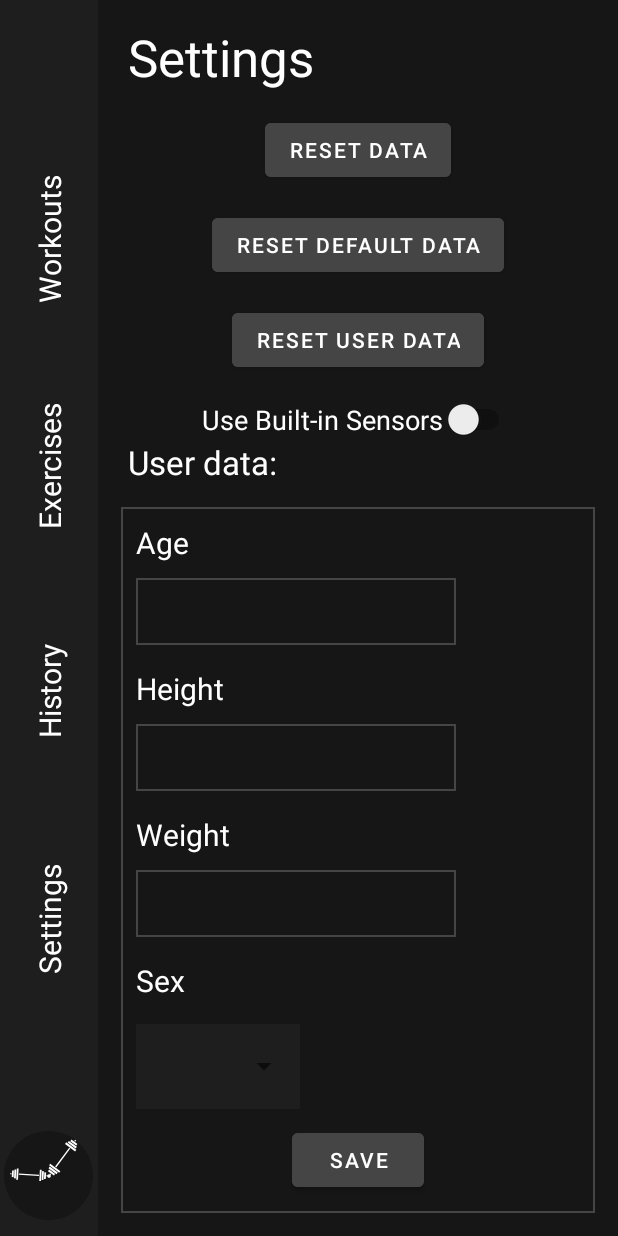
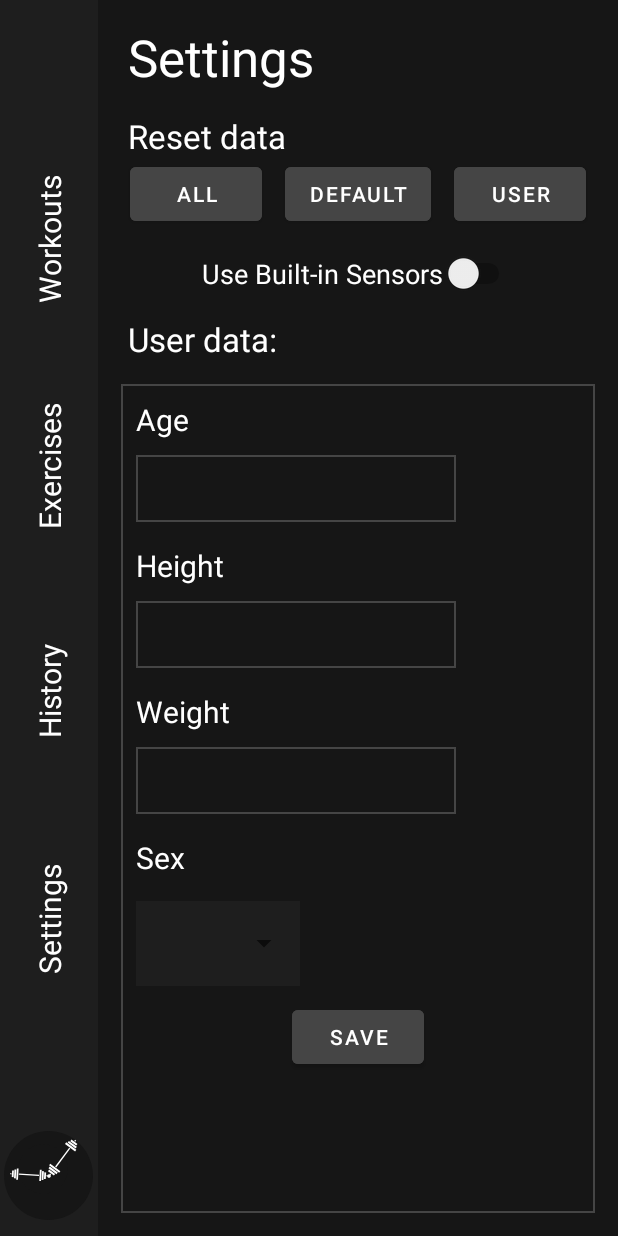
Before and after one commit to nekar5/TrainingCompanion, an Android app: the screen it shows after launch (MainActivity), after a tap on "Settings", on a phone screen of 412 x 824 dp. Run offline under Robolectric (Android 15) with nearby library versions, the phone set to English and light mode, and no system bars; our stand-ins replace data binding; 1 statement that could not run was skipped.

Commit message:
layout fixes

```diff
--- a/app/src/main/AndroidManifest.xml
+++ b/app/src/main/AndroidManifest.xml
@@ -18,6 +18,8 @@
         <activity
             android:name=".MainActivity"
             android:exported="true"
+            android:screenOrientation="portrait"
+            android:windowSoftInputMode="adjustPan"
             android:theme="@style/Theme.TrainingCompanion.NoActionBar">
             <intent-filter>
                 <action android:name="android.intent.action.MAIN" />
--- a/app/src/main/res/layout/fragment_settings.xml
+++ b/app/src/main/res/layout/fragment_settings.xml
@@ -37,52 +37,57 @@
                 app:layout_constraintStart_toStartOf="parent"
                 app:layout_constraintTop_toTopOf="parent" />
 
+            <TextView
+                android:id="@+id/textView7"
+                android:layout_width="wrap_content"
+                android:layout_height="wrap_content"
+                android:layout_marginTop="15dp"
+                android:text="@string/reset_data"
+                android:textSize="22sp"
+                android:textColor="@color/white"
+                app:layout_constraintStart_toStartOf="@+id/textView2"
+                app:layout_constraintTop_toBottomOf="@+id/textView2" />
+
             <LinearLayout
                 android:id="@+id/linearLayout"
                 android:layout_width="0dp"
                 android:layout_height="wrap_content"
                 android:layout_marginStart="20dp"
-                android:layout_marginTop="15dp"
                 android:layout_marginEnd="20dp"
                 android:baselineAligned="false"
                 android:gravity="center"
-                android:orientation="vertical"
+                android:orientation="horizontal"
                 app:layout_constraintEnd_toEndOf="parent"
                 app:layout_constraintStart_toStartOf="parent"
-                app:layout_constraintTop_toBottomOf="@+id/textView2">
+                app:layout_constraintTop_toBottomOf="@+id/textView7">
 
                 <Button
                     android:id="@+id/resetAllDataButton"
                     android:layout_width="wrap_content"
                     android:layout_height="wrap_content"
                     android:backgroundTint="@color/mid_grey"
-                    android:text="@string/reset_data"
-                    android:textColor="@color/white"
-
-                    app:layout_constraintStart_toStartOf="@+id/textView2"
-                    app:layout_constraintTop_toBottomOf="@+id/textView2" />
+                    android:text="@string/all"
+                    android:layout_marginEnd="15dp"
+                    android:textColor="@color/white" />
 
                 <Button
                     android:id="@+id/resetDefaultDataButton"
                     android:layout_width="wrap_content"
                     android:layout_height="wrap_content"
-                    android:layout_marginTop="15dp"
                     android:backgroundTint="@color/mid_grey"
-                    android:text="@string/reset_default_data"
+                    android:text="@string/default_data"
+                    android:layout_marginEnd="15dp"
                     android:textColor="@color/white"
-                    app:layout_constraintStart_toStartOf="@+id/resetAllDataButton"
-                    app:layout_constraintTop_toBottomOf="@+id/resetAllDataButton" />
+                    app:layout_constraintStart_toStartOf="@+id/resetAllDataButton" />
 
                 <Button
                     android:id="@+id/resetUserDataButton"
                     android:layout_width="wrap_content"
                     android:layout_height="wrap_content"
-                    android:layout_marginTop="15dp"
                     android:backgroundTint="@color/mid_grey"
-                    android:text="@string/reset_user_data"
+                    android:text="@string/user"
                     android:textColor="@color/white"
-                    app:layout_constraintStart_toStartOf="@+id/resetDefaultDataButton"
-                    app:layout_constraintTop_toBottomOf="@+id/resetDefaultDataButton" />
+                    app:layout_constraintStart_toStartOf="@+id/resetDefaultDataButton" />
             </LinearLayout>
 
             <Switch
@@ -104,6 +109,7 @@
                 android:layout_height="wrap_content"
                 android:text="@string/user_data"
                 android:textColor="@color/white"
+                android:layout_marginTop="15dp"
                 android:textSize="22sp"
                 app:layout_constraintStart_toStartOf="@+id/linearLayout"
                 app:layout_constraintTop_toBottomOf="@+id/sensorToggle" />
--- a/app/src/main/res/values/strings.xml
+++ b/app/src/main/res/values/strings.xml
@@ -17,18 +17,16 @@
     <string name="exercise">Exercise</string>
     <string name="healthcheck">Health check</string>
     <string name="reset_data">Reset data</string>
-    <string name="schedules">Schedules</string>
     <string name="days">Days</string>
     <!-- TODO: Remove or change this placeholder text -->
     <string name="hello_blank_fragment">Hello blank fragment</string>
-    <string name="schedule">Schedule</string>
     <string name="add_exercise">Add exercise</string>
     <string name="name">Name</string>
     <string name="mixed">Mixed</string>
     <string name="delete_exercise">Delete exercise</string>
     <string name="edit_exercise">Edit exercise</string>
     <string name="reset_user_data">Reset user data</string>
-    <string name="reset_default_data">Reset default data</string>
+    <string name="default_data">Default</string>
     <string name="heartRateMonitor">Heart Rate Monitor</string>
     <string name="heartRate">Heart rate</string>
     <string name="zero">0</string>
@@ -61,4 +59,6 @@
     <string name="caloriess">Calories</string>
     <string name="press_to_start_recording">Press to start HR monitor</string>
     <string name="date">Date</string>
+    <string name="user">User</string>
+    <string name="all">All</string>
 </resources>
```
Also changed, not shown: 1 other file.
